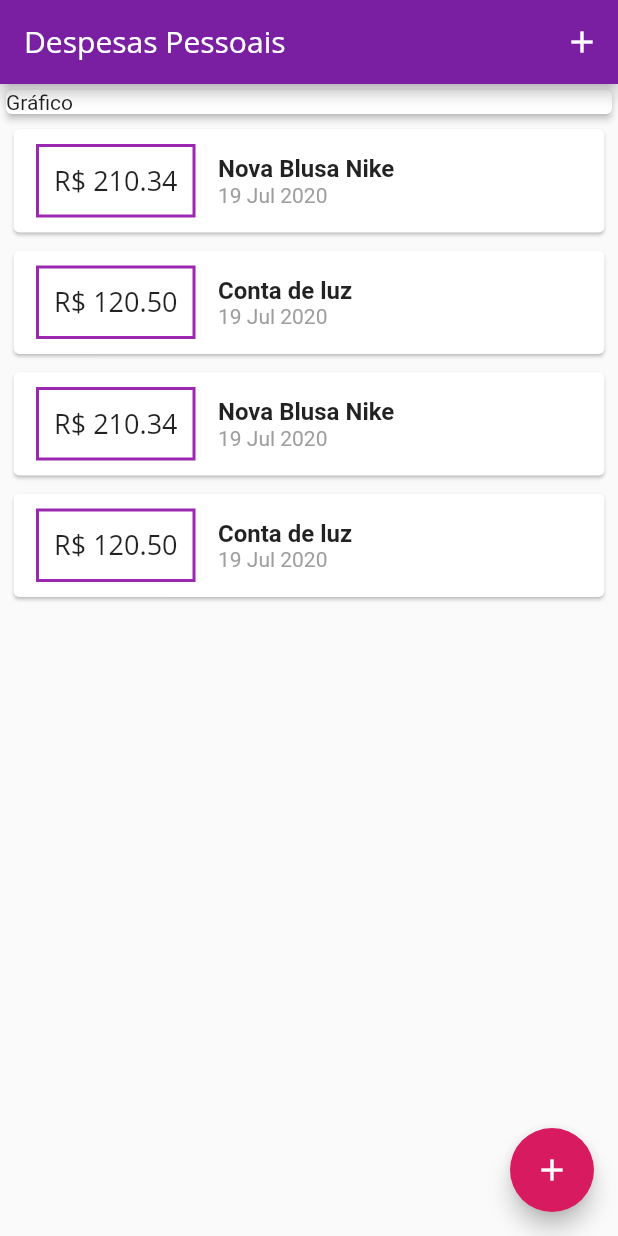
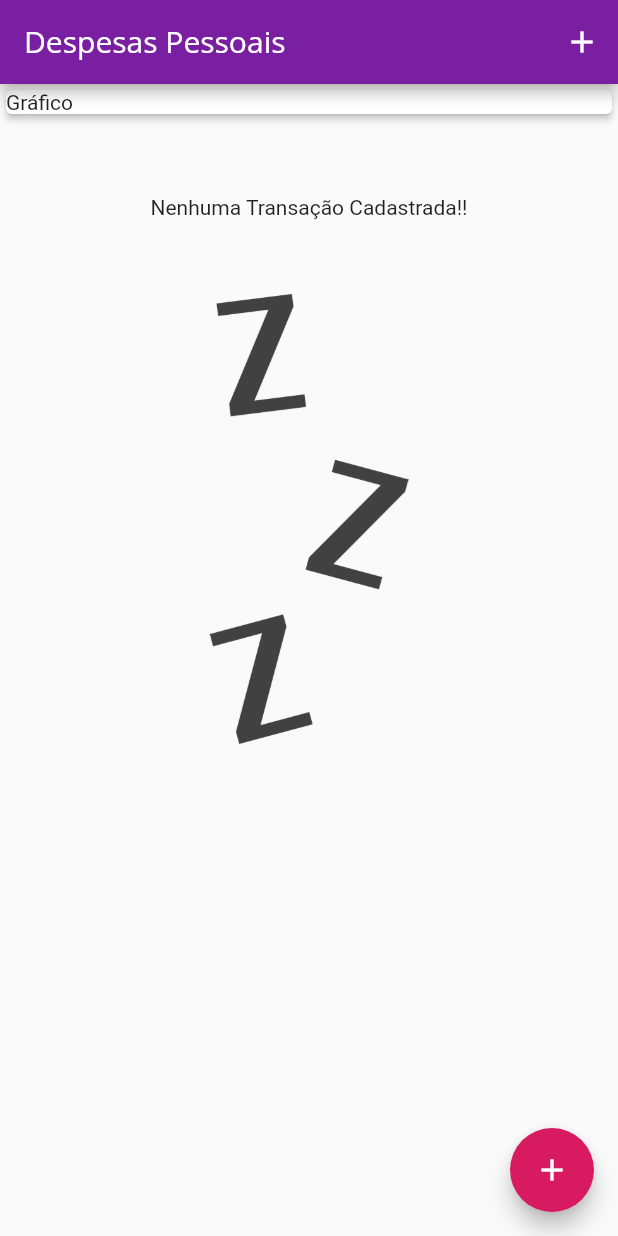
Before and after one commit to devleandrodias/udemy-cod3r-flutter, a Flutter app: the screen it shows after launch, on a phone screen of 412 x 824 dp. Run offline on Flutter 3.47's test engine with Material 2 defaults, Android fonts, the phone set to English and light mode, and no system bars.

```diff
--- a/expenses/lib/components/transaction_list.dart
+++ b/expenses/lib/components/transaction_list.dart
@@ -11,7 +11,22 @@ class TransactionList extends StatelessWidget {
   Widget build(BuildContext context) {
     return Container(
       height: 1000,
-      child: ListView.builder(
+      child: transactions.isEmpty
+          ? Column(
+              children: <Widget>[
+                SizedBox(height: 50),
+                Text('Nenhuma Transação Cadastrada!!'),
+                SizedBox(height: 50),
+                Container(
+                  height: 300,
+                  child: Image.asset(
+                    'assets/images/waiting.png',
+                    fit: BoxFit.cover,
+                  ),
+                )
+              ],
+            )
+          : ListView.builder(
               itemCount: transactions.length,
               itemBuilder: (ctx, index) {
                 final e = transactions[index];
--- a/expenses/lib/main.dart
+++ b/expenses/lib/main.dart
@@ -41,31 +41,31 @@ class MyHomePage extends StatefulWidget {
 }
 
 class _MyHomePageState extends State<MyHomePage> {
-  final _transactions = [
-    Transaction(
-      id: 't1',
-      title: 'Nova Blusa Nike',
-      value: 210.34,
-      date: DateTime.now(),
-    ),
-    Transaction(
-      id: 't2',
-      title: 'Conta de luz',
-      value: 120.50,
-      date: DateTime.now(),
-    ),
-    Transaction(
-      id: 't1',
-      title: 'Nova Blusa Nike',
-      value: 210.34,
-      date: DateTime.now(),
-    ),
-    Transaction(
-      id: 't2',
-      title: 'Conta de luz',
-      value: 120.50,
-      date: DateTime.now(),
-    ),
+  final List<Transaction> _transactions = [
+    // Transaction(
+    //   id: 't1',
+    //   title: 'Nova Blusa Nike',
+    //   value: 210.34,
+    //   date: DateTime.now(),
+    // ),
+    // Transaction(
+    //   id: 't2',
+    //   title: 'Conta de luz',
+    //   value: 120.50,
+    //   date: DateTime.now(),
+    // ),
+    // Transaction(
+    //   id: 't1',
+    //   title: 'Nova Blusa Nike',
+    //   value: 210.34,
+    //   date: DateTime.now(),
+    // ),
+    // Transaction(
+    //   id: 't2',
+    //   title: 'Conta de luz',
+    //   value: 120.50,
+    //   date: DateTime.now(),
+    // ),
   ];
 
   _addTransaction(String title, double value) {
```
Also changed, not shown: expenses/pubspec.yaml (+5 -35 lines), expenses/assets/images/waiting.png (added). Lines whose indentation alone changed are shown as unchanged.
